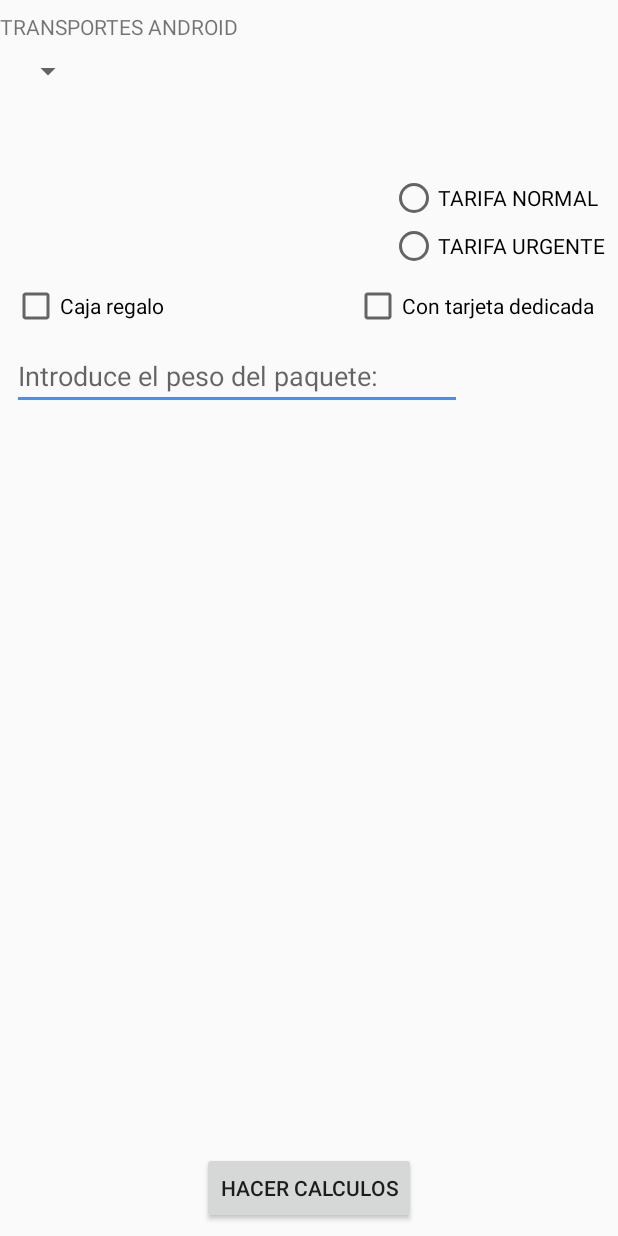
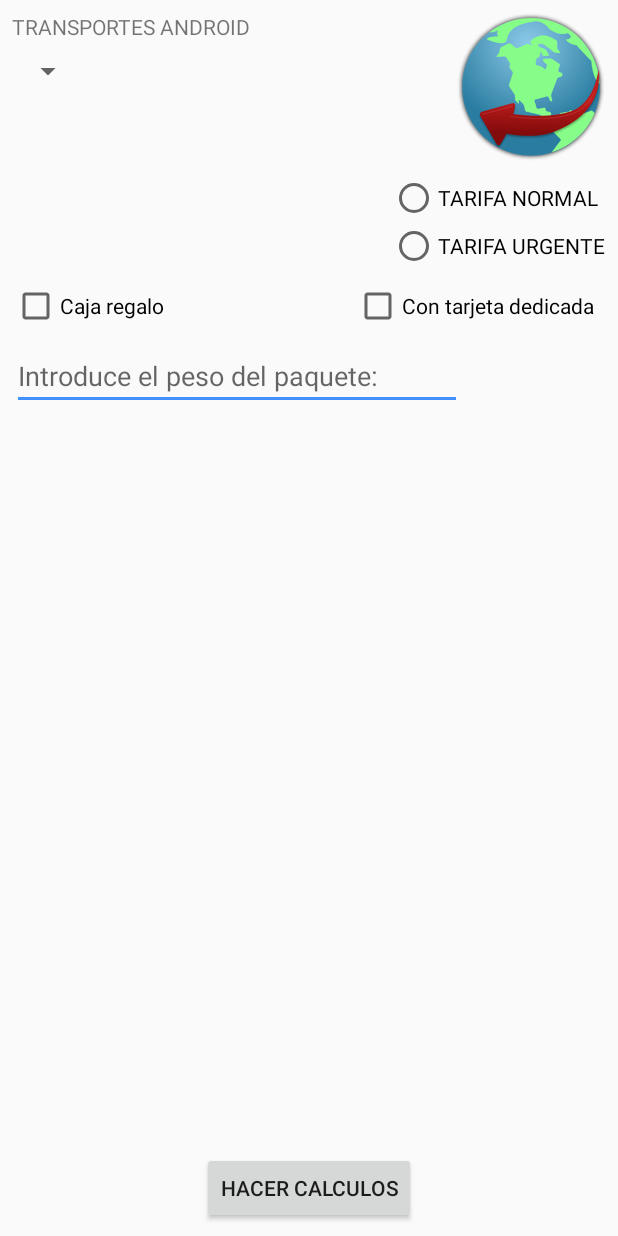
Before and after one commit to juanminm/dam2-pmm, an Android app: the layout activity_main.xml on its own in the app's theme, with its tools: preview values and no code run, on a phone screen of 412 x 824 dp. Run offline under Robolectric (Android 15) with nearby library versions, the phone set to English and light mode, and no system bars.

Commit message:
Añadir imagenes a MainActivity y ResultadoActivity

```diff
--- a/PruebaExamen/app/src/main/java/org/institutoserpis/juanminm/pruebaexamen/ResultadoActivity.java
+++ b/PruebaExamen/app/src/main/java/org/institutoserpis/juanminm/pruebaexamen/ResultadoActivity.java
@@ -2,6 +2,7 @@ package org.institutoserpis.juanminm.pruebaexamen;
 
 import android.support.v7.app.AppCompatActivity;
 import android.os.Bundle;
+import android.widget.ImageView;
 import android.widget.TextView;
 
 public class ResultadoActivity extends AppCompatActivity {
@@ -9,6 +10,7 @@ public class ResultadoActivity extends AppCompatActivity {
     private double peso;
     private int zona;
 
+    ImageView imageView;
     TextView zonaTView;
     TextView tarifaTView;
     TextView pesoTView;
@@ -23,12 +25,14 @@ public class ResultadoActivity extends AppCompatActivity {
         Bundle bundle = getIntent().getExtras();
         Pedido pedido = (Pedido)bundle.getSerializable(MainActivity.PEDIDO);
 
+        imageView = findViewById(R.id.imageView);
         zonaTView = findViewById(R.id.activity_resultado_tv_zona);
         tarifaTView = findViewById(R.id.activity_resultado_tv_tarifa);
         pesoTView = findViewById(R.id.activity_resultado_tv_peso);
         decoracionTView = findViewById(R.id.activity_resultado_tv_decoracion);
         costeFinalTView = findViewById(R.id.activity_resultado_tv_coste_final);
 
+        imageView.setImageResource(pedido.getDestino().getImagen());
         zonaTView.setText(obtenerZona(pedido));
         tarifaTView.setText(obtenerTarifa(pedido));
         decoracionTView.setText(obtenerDecoracion(pedido));
--- a/PruebaExamen/app/src/main/res/layout/activity_main.xml
+++ b/PruebaExamen/app/src/main/res/layout/activity_main.xml
@@ -10,10 +10,13 @@
         android:id="@+id/activity_main_tv_titulo"
         android:layout_width="wrap_content"
         android:layout_height="wrap_content"
+        android:layout_marginStart="8dp"
         android:layout_marginTop="8dp"
         android:text="@string/activity_main_transportes_android"
         app:layout_constraintLeft_toLeftOf="parent"
-        app:layout_constraintTop_toTopOf="parent" />
+        app:layout_constraintStart_toStartOf="parent"
+        app:layout_constraintTop_toTopOf="parent"
+        android:layout_marginLeft="8dp" />
 
     <Spinner
         android:id="@+id/activity_main_sp_zona"
@@ -34,6 +37,7 @@
         android:layout_alignParentTop="true"
         android:layout_marginEnd="8dp"
         android:layout_marginTop="8dp"
+        android:src="@drawable/globe"
         app:layout_constraintEnd_toEndOf="parent"
         app:layout_constraintTop_toTopOf="parent"
         android:layout_marginRight="8dp"
```
Also changed, not shown: PruebaExamen/app/src/main/java/org/institutoserpis/juanminm/pruebaexamen/Destino.java (+7 -1 lines), PruebaExamen/app/src/main/java/org/institutoserpis/juanminm/pruebaexamen/MainActivity.java (+6 -3 lines), PruebaExamen/app/src/main/res/drawable/america_africa.png (added), PruebaExamen/app/src/main/res/drawable/asia_oceania.png (added), PruebaExamen/app/src/main/res/drawable/europa.png (added), PruebaExamen/app/src/main/res/drawable/globe.png (added).
